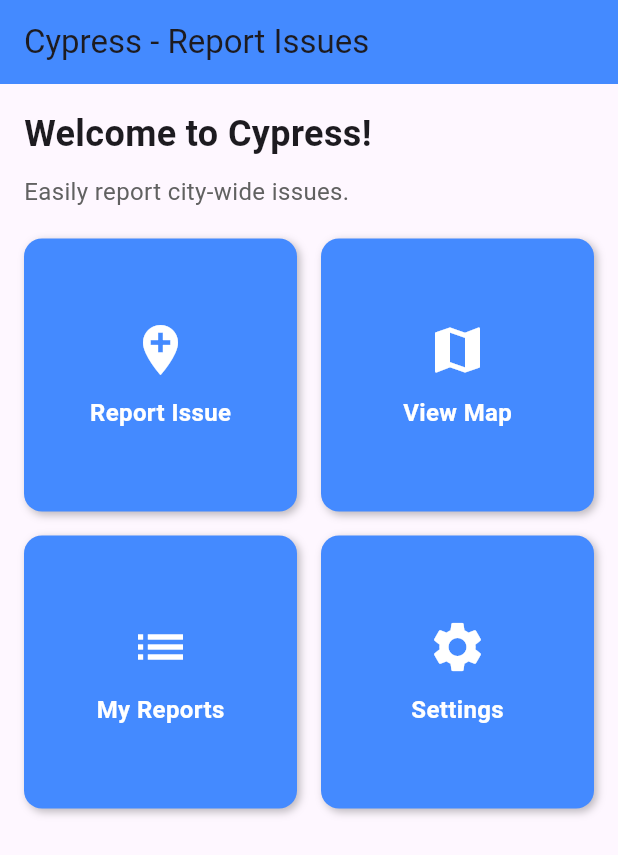
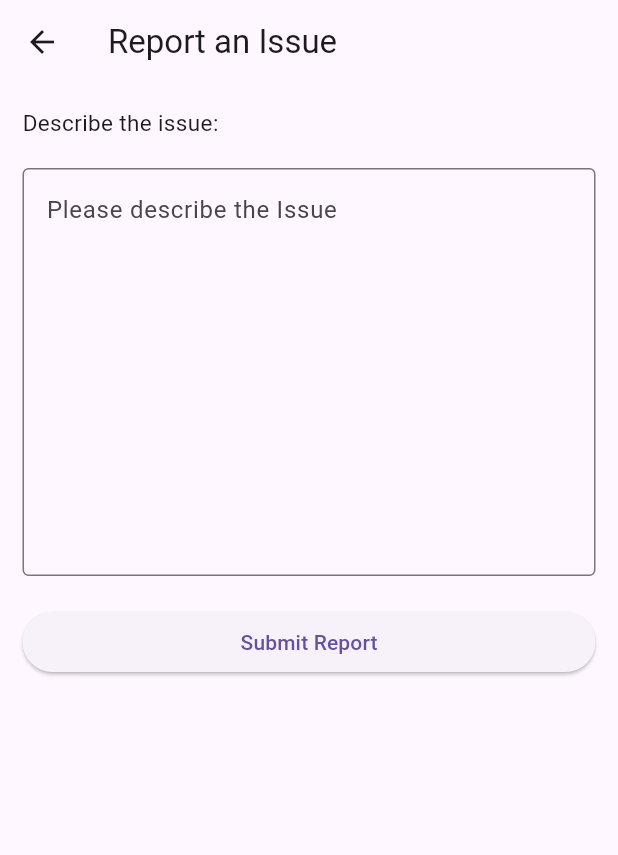
Before and after one commit to jordan-clayton/CPS406-cypress, a Flutter app: the screen it shows after launch, after a tap on "Report Issue", on a phone screen of 412 x 824 dp. Shown: the top 855 px of the screen. Run offline on Flutter 3.47's test engine with Material 3 defaults, Android fonts, the light colour scheme and no system bars; our stand-ins replace equatable, supabase_flutter; accounts and stored records are empty.

Commit message:
Add report page initial screen  and route to main.dart

```diff
--- /dev/null
+++ b/lib/app/client/report_page.dart
@@ -0,0 +1,68 @@
+import 'package:flutter/material.dart';
+
+class ReportPage extends StatefulWidget {
+  const ReportPage({super.key});
+
+  @override
+  State<ReportPage> createState() => _ReportPageState();
+}
+
+class _ReportPageState extends State<ReportPage> {
+  final TextEditingController _descriptionController = TextEditingController();
+
+  void _handleSubmit() {
+    final String description = _descriptionController.text.trim();
+
+    if (description.isEmpty) {
+      ScaffoldMessenger.of(context).showSnackBar(
+        const SnackBar(content: Text('Please enter a description.')),
+      );
+      return;
+    }
+
+    // It does not currently send to backend
+    print('Submitted report: $description');
+
+    // Clear the field
+    _descriptionController.clear();
+
+    ScaffoldMessenger.of(context).showSnackBar(
+      const SnackBar(content: Text('Report submitted!')),
+    );
+  }
+
+  @override
+  Widget build(BuildContext context) {
+    return Scaffold(
+      appBar: AppBar(
+        title: const Text('Report an Issue'),
+      ),
+      body: Padding(
+        padding: const EdgeInsets.all(15.0),
+        child: Column(
+          crossAxisAlignment: CrossAxisAlignment.stretch,
+          children: [
+            const Text(
+              'Describe the issue:',
+              style: TextStyle(fontSize: 15),
+            ),
+            const SizedBox(height: 20),
+            TextField(
+              controller: _descriptionController,
+              maxLines: 10,
+              decoration: InputDecoration(
+                hintText: 'Please describe the Issue',
+                border: OutlineInputBorder(),
+              ),
+            ),
+            const SizedBox(height: 20),
+            ElevatedButton(
+              onPressed: _handleSubmit,
+              child: const Text('Submit Report'),
+            ),
+          ],
+        ),
+      ),
+    );
+  }
+}
--- a/lib/main.dart
+++ b/lib/main.dart
@@ -1,5 +1,6 @@
 import 'package:flutter/material.dart';
 import 'app/client/main_screen.dart';
+import 'app/client/report_page.dart';
 
 /// Let this be the 'client application for end users'
 /// Define a separate main for the internal 'employee application'
@@ -19,6 +20,9 @@ class MyApp extends StatelessWidget {
         primarySwatch: Colors.blue,
       ),
       home: MainScreen(),
+      routes: {
+        '/report': (context) => ReportPage(),
+      },
     );
   }
 }
```
